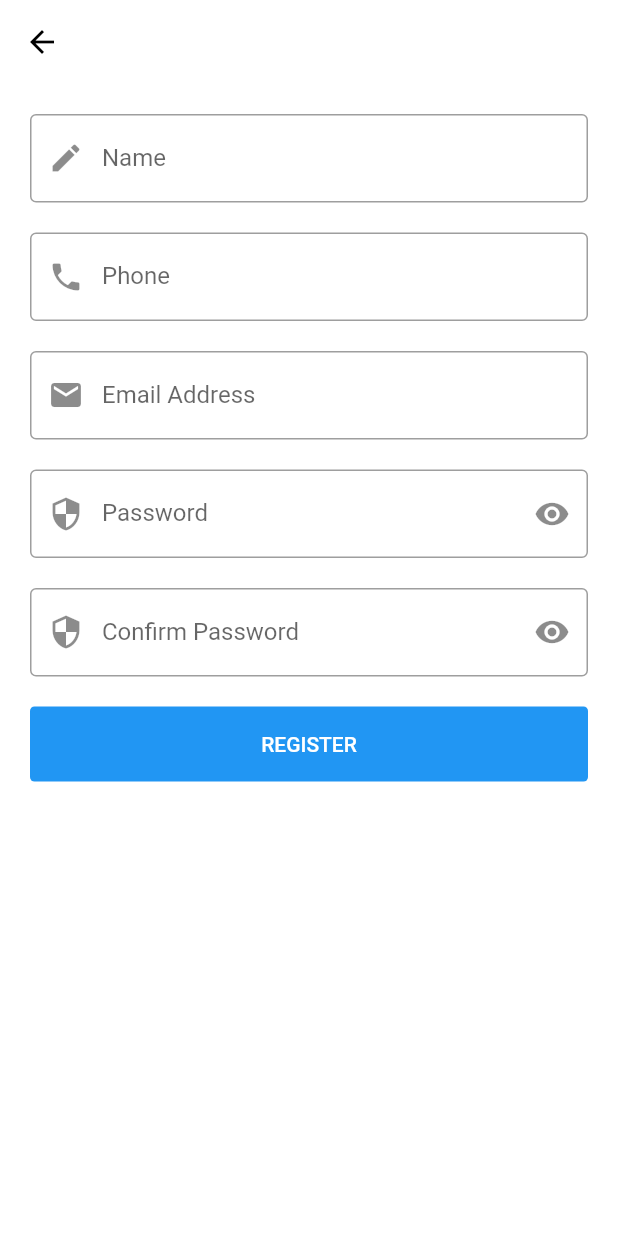
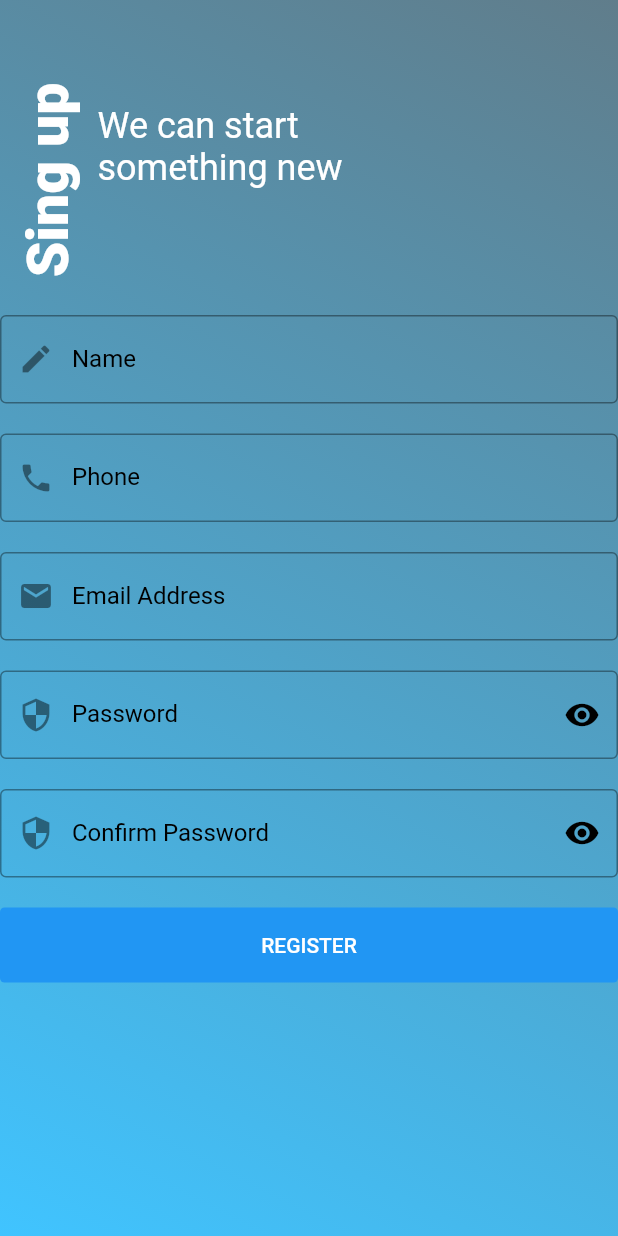
Before and after one commit to MakRaamWilliam/social_app, a Flutter app: the screen it shows after launch, after a tap on "Register Now", on a phone screen of 412 x 824 dp. Run offline on Flutter 3.47's test engine with Material 2 defaults, Android fonts, the phone set to English and light mode, and no system bars; our stand-ins replace bloc, cloud_firestore, dio, firebase_auth, firebase_core, firebase_messaging and 7 more; accounts and stored records are empty; network calls fail.

Commit message:
new UI for Sign in&up

```diff
--- a/lib/main.dart
+++ b/lib/main.dart
@@ -50,7 +50,7 @@ void main() async {
   Bloc.observer = MyBlocObserver();
 
   runApp(
-      MyApp()
+      MyApp(),
   );
 }
 
@@ -76,6 +76,7 @@ class MyApp extends StatelessWidget{
                 widget = SocialLayout();
               }
               return  MaterialApp(
+                  debugShowCheckedModeBanner: false,
                 home: Directionality
                   (
                     textDirection: TextDirection.ltr,
--- a/lib/modules/social_app/feed_news.dart
+++ b/lib/modules/social_app/feed_news.dart
@@ -3,7 +3,6 @@ import 'package:flutter/cupertino.dart';
 import 'package:flutter/material.dart';
 import 'package:flutter_bloc/flutter_bloc.dart';
 import 'package:flutter_conditional_rendering/conditional.dart';
-import 'package:hexcolor/hexcolor.dart';
 import 'package:social_app/layout/social_app/cubit/cubit.dart';
 import 'package:social_app/layout/social_app/cubit/states.dart';
 import 'package:social_app/shared/components/constans.dart';
--- a/lib/modules/social_app/register_screen.dart
+++ b/lib/modules/social_app/register_screen.dart
@@ -46,14 +46,25 @@ class RegistrationScreen extends StatelessWidget{
         builder: (context,state){
           SocialRegisterCubit cubit = SocialRegisterCubit.getInstance(context);
           return Scaffold(
-            appBar: AppBar(),
-            body: Padding(
-              padding: const EdgeInsets.all(20.0),
-              child: SingleChildScrollView(
-                child: Form(
+            body: Container(
+              decoration: const BoxDecoration(
+                gradient: LinearGradient(
+                    begin: Alignment.topRight,
+                    end: Alignment.bottomLeft,
+                    colors: [Colors.blueGrey, Colors.lightBlueAccent]),
+              ),
+              child: ListView(
+                children: <Widget>[
+                Form(
                   key: formkeys,
                   child: Column(
                     children: [
+                      Row(
+                        children: [
+                          singUpText(),
+                          verticalNew(),
+                        ],
+                      ),
                       defaultFormField(
                         controller: nameController,
                         type: TextInputType.text,
@@ -140,6 +151,7 @@ class RegistrationScreen extends StatelessWidget{
                     ],
                   ),
                 ),
+              ]
               ),
             ),
           );
--- a/lib/modules/social_app/social_log_in.dart
+++ b/lib/modules/social_app/social_log_in.dart
@@ -44,18 +44,30 @@ class SocialLogInScreen extends StatelessWidget{
         builder: (context,state){
           SocialLoginCubit cubit = SocialLoginCubit.getInstance(context);
             return Scaffold(
-              body: Padding(
-                padding: const EdgeInsets.all(20.0),
-                child: SingleChildScrollView(
-                  child: Form(
+              body: Container(
+                decoration: const BoxDecoration(
+                  gradient: LinearGradient(
+                      begin: Alignment.topRight,
+                      end: Alignment.bottomLeft,
+                      colors: [Colors.blueGrey, Colors.lightBlueAccent]),
+                ),
+                child: ListView(
+                  children:<Widget>[
+                  Form(
                     key: formkeys,
                     child: Column(
                       children: [
-                        Image.network(
-                          "https://d1yjjnpx0p53s8.cloudfront.net/styles/logo-thumbnail/s3/0015/7587/brand.gif?itok=CbbOOGEv",
-                          width: 200.0,
-                          height: 150.0,
+                        Row(
+                          children: [
+                            verticalText(),
+                            textLogin(),
+                          ],
                         ),
+                        // Image.network(
+                        //   "https://d1yjjnpx0p53s8.cloudfront.net/styles/logo-thumbnail/s3/0015/7587/brand.gif?itok=CbbOOGEv",
+                        //   width: 200.0,
+                        //   height: 150.0,
+                        // ),
                         const SizedBox(
                           height: 40.0,
                         ),
@@ -65,12 +77,15 @@ class SocialLogInScreen extends StatelessWidget{
                           validText:  "Email can not be empty",
                           label: "Email Address" ,
                           prefix: Icons.email,
+                          border: false,
                           ),
                         const SizedBox(
-                          height: 40.0,
+                          height: 20.0,
                         ),
                         defaultFormField(
                           controller: passwordController,
+                          prefix: Icons.lock,
+                          border: false,
                           type: TextInputType.visiblePassword,
                           isPassword: cubit.isPasswordSecure,
                           validText: "Password can not be empty",
@@ -134,6 +149,7 @@ class SocialLogInScreen extends StatelessWidget{
                       ],
                     ),
                   ),
+                ]
                 ),
               ),
           );
--- a/lib/shared/components/components.dart
+++ b/lib/shared/components/components.dart
@@ -31,31 +31,6 @@ Widget defaultButton({
       ),
     );
 
-Widget defultTextForm
-(
-{
-  required TextEditingController controller,
-  required TextInputType textInputType,
-  Function(String value)?  onFieldSubmitted,
-  InputDecoration? decoration,
-  String validText ="Can not be empty!",
-
-})
-{
-return TextFormField(
-        controller: controller,
-        keyboardType: textInputType,
-        onFieldSubmitted: onFieldSubmitted,
-        validator: (value) {
-          if (value!.isEmpty) {
-            return validText;
-          }
-          return null;
-        },
-        decoration: decoration,
-        );
-
-}
 
 Widget defaultFormField({
   required TextEditingController controller,
@@ -71,6 +46,8 @@ Widget defaultFormField({
   Function()? suffixPressed,
   bool isClickable = true,
   bool readOnly = false,
+  TextStyle? style,
+  border = true,
 
 }) =>
     TextFormField(
@@ -82,6 +59,7 @@ Widget defaultFormField({
       onFieldSubmitted: onSubmit,
       onChanged: onChange,
       onTap: onTap,
+      style: style,
       validator: (value) {
         if (value!.isEmpty) {
           return validText;
@@ -90,6 +68,9 @@ Widget defaultFormField({
       },
       decoration: InputDecoration(
         labelText: label,
+        labelStyle: const TextStyle(
+        color: Colors.black,
+      ),
         prefixIcon: Icon(
           prefix,
         ),
@@ -98,10 +79,11 @@ Widget defaultFormField({
           onPressed: suffixPressed,
           icon: Icon(
             suffix,
+            color: Colors.black,
           ),
         )
             : null,
-        border: const OutlineInputBorder(),
+        border: border? const OutlineInputBorder():InputBorder.none ,
       ),
     );
 
@@ -155,9 +137,6 @@ void defaultToast({
 }
 
 
-
-
-
 Widget myDivider() => Padding(
   padding: const EdgeInsetsDirectional.only(
     start: 20.0,
@@ -168,3 +147,92 @@ Widget myDivider() => Padding(
     color: Colors.grey[300],
   ),
 );
+
+Widget textLogin(){
+
+  return Padding(
+    padding: const EdgeInsets.only(top: 30.0, left: 10.0),
+    child: SizedBox(
+      //color: Colors.green,
+      height: 200,
+      width: 200,
+      child: Column(
+        children: <Widget>[
+          Container(
+            height: 60,
+          ),
+          const Center(
+            child: Text(
+              'A world of possibility in an app',
+              style: TextStyle(
+                fontSize: 24,
+                color: Colors.white,
+              ),
+            ),
+          ),
+        ],
+      ),
+    ),
+  );
+}
+
+Widget verticalText(){
+  return const Padding(
+    padding: EdgeInsets.only(top: 60, left: 10),
+    child: RotatedBox(
+        quarterTurns: -1,
+        child: Text(
+          'Sing in',
+          style: TextStyle(
+            color: Colors.white,
+            fontSize: 38,
+            fontWeight: FontWeight.w900,
+          ),
+        )),
+  );
+}
+
+Widget singUpText(){
+  return const Padding(
+    padding: EdgeInsets.only(top: 30, left: 10),
+    child: RotatedBox(
+        quarterTurns: -1,
+        child: Text(
+          'Sing up',
+          style: TextStyle(
+            color: Colors.white,
+            fontSize: 38,
+            fontWeight: FontWeight.w900,
+          ),
+        )),
+  );
+
+}
+
+Widget verticalNew(){
+  return Padding(
+    padding: const EdgeInsets.only(top: 10.0, left: 10.0),
+    child: SizedBox(
+      //color: Colors.green,
+      height: 200,
+      width: 200,
+      child: Column(
+        children: <Widget>[
+          Container(
+            height: 60,
+          ),
+          const Center(
+            child: Text(
+              'We can start something new',
+              style: TextStyle(
+                fontSize: 24,
+                color: Colors.white,
+              ),
+            ),
+          ),
+        ],
+      ),
+    ),
+  );
+
+}
```
